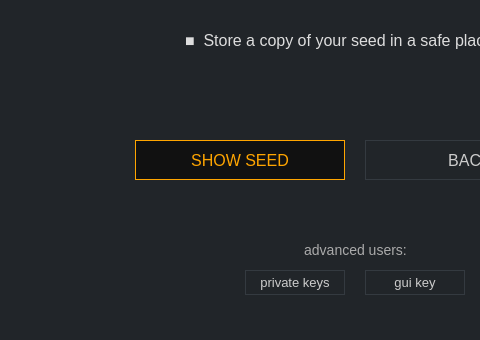
ConcealNetwork/conceal-desktop, file src/gui/ui/receiveframe.ui: the form before one commit; both pictures show x 255 to 735 and y 360 to 700 of the 1270 by 700 pixel window.
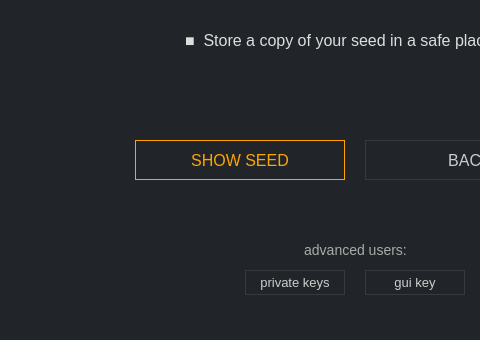
The form after the commit. Icons and pictures are not drawn.

Diff of the .ui file:
```diff
--- a/src/gui/ui/receiveframe.ui
+++ b/src/gui/ui/receiveframe.ui
@@ -552,7 +552,7 @@
         </font>
        </property>
        <property name="styleSheet">
-        <string notr="true">QPushButton#m_showSeed {color: orange; background-color: #111111; border: 1px solid orange; font-size: 16px;}
+        <string notr="true">QPushButton#m_showSeed {color: orange;  border: 1px solid orange; font-size: 16px;}
 
 QPushButton#m_showSeed:hover {color: orange; background-color: #111111; border: 2px solid orange; font-size: 16px;}</string>
        </property>
```
Left out of the diff: 18 changed lines with no effect on the pictures.
